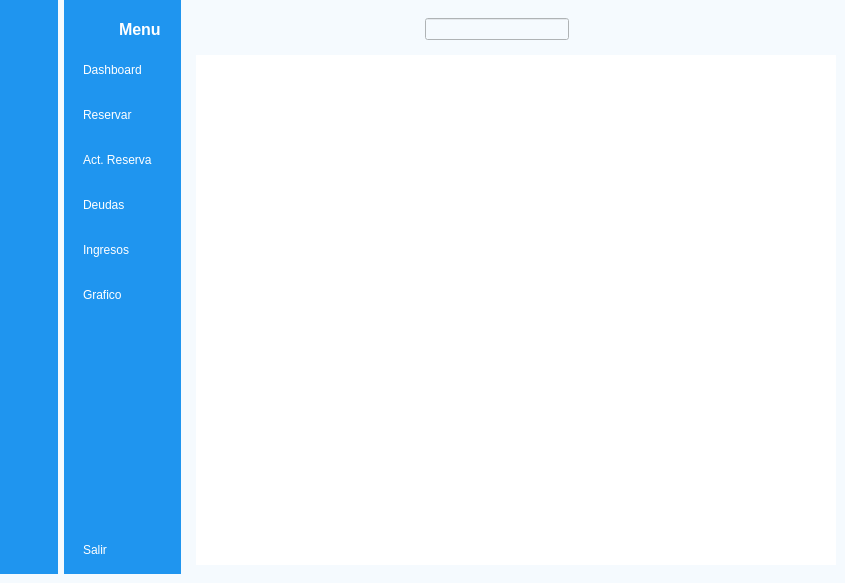
williamsalberto/HotelReservationSystem, file gui/main.ui: the form before one commit.
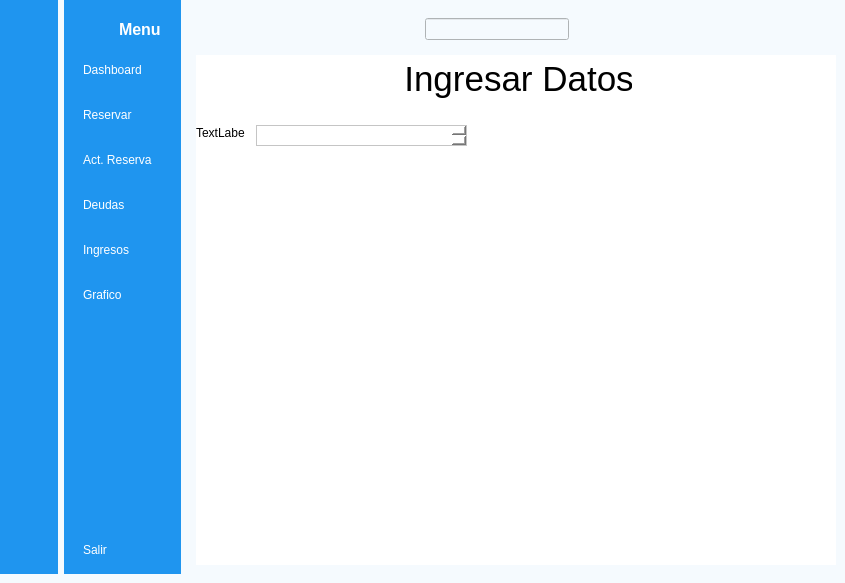
The form after the commit. The open tabs and pages were chosen to show the change. Icons and pictures are not drawn.

Commit message: Se coloco los botones redondeados en el main

What changed in the file:
```diff
--- a/gui/main.ui
+++ b/gui/main.ui
@@ -566,7 +566,52 @@
            </item>
           </layout>
          </widget>
-         <widget class="QWidget" name="reservar_page"/>
+         <widget class="QWidget" name="reservar_page">
+          <widget class="QLabel" name="label_5">
+           <property name="geometry">
+            <rect>
+             <x>210</x>
+             <y>0</y>
+             <width>226</width>
+             <height>47</height>
+            </rect>
+           </property>
+           <property name="font">
+            <font>
+             <pointsize>26</pointsize>
+            </font>
+           </property>
+           <property name="text">
+            <string>Ingresar Datos</string>
+           </property>
+           <property name="alignment">
+            <set>Qt::AlignCenter</set>
+           </property>
+          </widget>
+          <widget class="QTextBrowser" name="textBrowser">
+           <property name="geometry">
+            <rect>
+             <x>60</x>
+             <y>70</y>
+             <width>211</width>
+             <height>21</height>
+            </rect>
+           </property>
+          </widget>
+          <widget class="QLabel" name="label_6">
+           <property name="geometry">
+            <rect>
+             <x>0</x>
+             <y>70</y>
+             <width>49</width>
+             <height>16</height>
+            </rect>
+           </property>
+           <property name="text">
+            <string>TextLabel</string>
+           </property>
+          </widget>
+         </widget>
          <widget class="QWidget" name="actualizar_page"/>
          <widget class="QWidget" name="deudas_page"/>
          <widget class="QWidget" name="ingresos_page"/>
```
Left out of the diff: 4 changed lines with no effect on the pictures.
